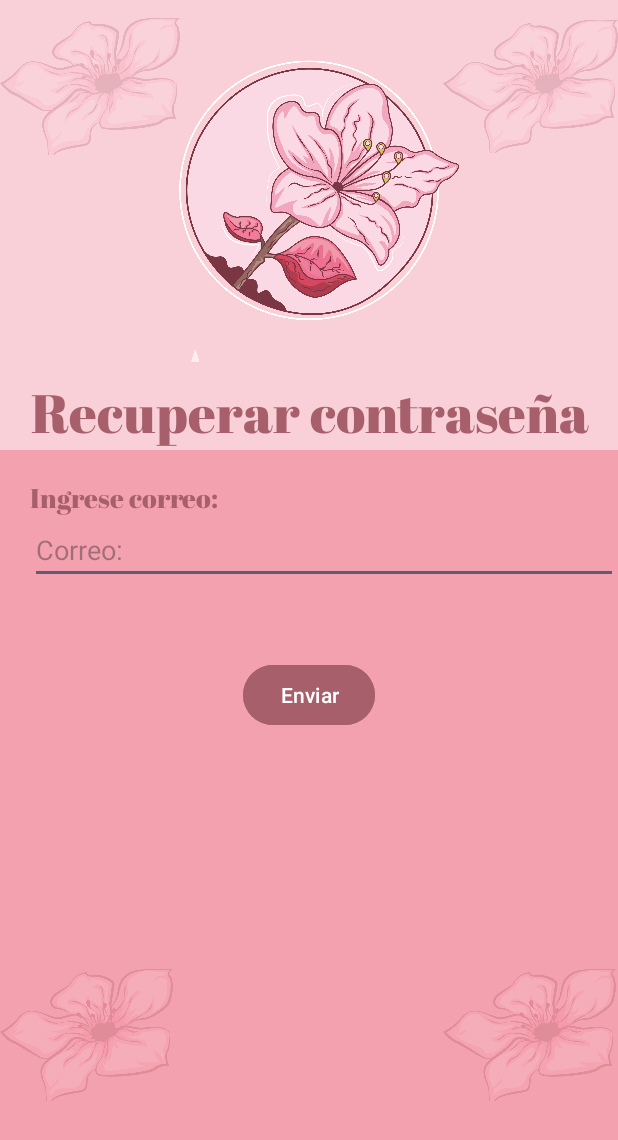
After one commit to Intro-CompuMovil/Azalea, an Android app: the ClaveOlvidadaActivity screen opened directly, with no data from a screen before it, on a phone screen of 412 x 824 dp. The commit adds this screen. Shown: the top 1140 px of the screen. Run offline under Robolectric (Android 15) with nearby library versions, the phone set to English and light mode, and no system bars.

Commit message:
Added forgot password activity

```diff
--- a/app/src/main/AndroidManifest.xml
+++ b/app/src/main/AndroidManifest.xml
@@ -2,7 +2,7 @@
 <manifest xmlns:android="http://schemas.android.com/apk/res/android"
     xmlns:tools="http://schemas.android.com/tools">
 
-    <uses-permission android:name="android.permission.INTERNET"/>
+    <uses-permission android:name="android.permission.INTERNET" />
     <uses-permission android:name="android.permission.READ_CONTACTS" />
     <uses-permission android:name="android.permission.ACCESS_FINE_LOCATION" />
     <uses-permission android:name="android.permission.CAMERA" />
@@ -18,6 +18,9 @@
         android:supportsRtl="true"
         android:theme="@style/Theme.Azalea"
         tools:targetApi="31">
+        <activity
+            android:name=".ClaveOlvidadaActivity"
+            android:exported="false" />
         <activity
             android:name=".AddBasicDataActivity"
             android:exported="false" />
--- /dev/null
+++ b/app/src/main/java/com/example/azalea/ClaveOlvidadaActivity.kt
@@ -0,0 +1,25 @@
+package com.example.azalea
+
+import android.content.Intent
+import androidx.appcompat.app.AppCompatActivity
+import android.os.Bundle
+import android.widget.Button
+import android.widget.Toast
+
+class ClaveOlvidadaActivity : AppCompatActivity() {
+    override fun onCreate(savedInstanceState: Bundle?) {
+        super.onCreate(savedInstanceState)
+        setContentView(R.layout.activity_clave_olvidada)
+
+        setUpButtons();
+    }
+
+    private fun setUpButtons() {
+        val enviarCorreoButton = findViewById<Button>(R.id.buttonSendMailPassForget);
+        enviarCorreoButton.setOnClickListener {
+            Toast.makeText(this, "Mail sent", Toast.LENGTH_SHORT).show()
+            val intent = Intent(this, MainActivity::class.java)
+            startActivity(intent)
+        }
+    }
+}
--- a/app/src/main/java/com/example/azalea/MainActivity.kt
+++ b/app/src/main/java/com/example/azalea/MainActivity.kt
@@ -26,5 +26,11 @@ class MainActivity : AppCompatActivity() {
             val intent = Intent(this, RegistrarseActivity::class.java)
             startActivity(intent)
         }
+
+        val forgotPassText = findViewById<TextView>(R.id.forgotPasswordTextView)
+        forgotPassText.setOnClickListener {
+            val intent = Intent(this, ClaveOlvidadaActivity::class.java)
+            startActivity(intent)
+        }
     }
 }
--- /dev/null
+++ b/app/src/main/res/layout/activity_clave_olvidada.xml
@@ -0,0 +1,104 @@
+<?xml version="1.0" encoding="utf-8"?>
+<RelativeLayout xmlns:android="http://schemas.android.com/apk/res/android"
+    xmlns:app="http://schemas.android.com/apk/res-auto"
+    xmlns:tools="http://schemas.android.com/tools"
+    android:layout_width="match_parent"
+    android:layout_height="match_parent"
+    tools:context=".ClaveOlvidadaActivity"
+    android:background="@color/azaleaOscuro">
+
+    <View
+        android:id="@+id/view2"
+        android:layout_width="wrap_content"
+        android:layout_height="300dp"
+        android:background="@color/azalea"/>
+
+    <ImageView
+        android:id="@+id/imageViewPerfilMenuAct"
+        android:layout_width="match_parent"
+        android:layout_height="300dp"
+        app:srcCompat="@drawable/logo_2_azalea"
+        />
+
+    <TextView
+        android:id="@+id/registerTextView"
+        android:layout_width="match_parent"
+        android:layout_height="wrap_content"
+        android:fontFamily="@font/abril_fatface"
+        android:text="@string/recuperar_contrase_a"
+        android:textColor="@color/cafeAzalea"
+        android:textSize="36sp"
+        android:layout_marginTop="250dp"
+        android:gravity="center"
+        />
+
+    <TextView
+        android:id="@+id/nombreR"
+        android:layout_width="wrap_content"
+        android:layout_height="wrap_content"
+        android:text="@string/ingrese_correo"
+        android:fontFamily="@font/abril_fatface"
+        android:layout_below="@id/registerTextView"
+        android:layout_marginTop="20dp"
+        android:layout_marginLeft="20dp"
+        android:textColor="@color/cafeAzalea"
+        android:textSize="18sp"
+        />
+
+
+
+    <EditText
+        android:id="@+id/editTextTextEmailPassForget"
+        android:layout_width="match_parent"
+        android:layout_height="wrap_content"
+        android:ems="10"
+        android:inputType="textEmailAddress"
+        android:layout_below="@id/nombreR"
+        android:layout_marginLeft="20dp"
+        android:hint="@string/correo"
+        />
+
+
+    <Button
+        android:id="@+id/buttonSendMailPassForget"
+        android:layout_width="wrap_content"
+        android:layout_height="wrap_content"
+        android:layout_below="@id/editTextTextEmailPassForget"
+        android:layout_centerInParent="true"
+        android:layout_marginTop="50dp"
+        android:backgroundTint="@color/cafeAzalea"
+        android:gravity="center"
+        android:text="@string/enviar" />
+
+    <ImageView
+        android:id="@+id/imageView6"
+        android:layout_width="115dp"
+        android:layout_height="100dp"
+        app:srcCompat="@drawable/azalea"
+        android:layout_marginTop="640dp"
+        android:alpha="0.2" />
+    <ImageView
+        android:id="@+id/imageView9"
+        android:layout_width="115dp"
+        android:layout_height="100dp"
+        app:srcCompat="@drawable/azalea"
+        android:layout_marginTop="640dp"
+        android:alpha="0.2"
+        android:layout_marginLeft="295dp"/>
+
+    <ImageView
+        android:id="@+id/imageView7"
+        android:layout_width="120dp"
+        android:layout_height="115dp"
+        app:srcCompat="@drawable/azalea"
+        android:alpha="0.2"
+        android:layout_marginLeft="295dp"/>
+
+    <ImageView
+        android:id="@+id/imageView4"
+        android:layout_width="120dp"
+        android:layout_height="115dp"
+        app:srcCompat="@drawable/azalea"
+        android:alpha="0.2" />
+
+</RelativeLayout>
--- a/app/src/main/res/layout/activity_main.xml
+++ b/app/src/main/res/layout/activity_main.xml
@@ -121,11 +121,11 @@
         android:id="@+id/forgotPasswordTextView"
         android:layout_width="wrap_content"
         android:layout_height="wrap_content"
+        android:layout_below="@id/buttonLogInMainAct"
+        android:layout_centerInParent="true"
+        android:layout_marginTop="10dp"
         android:text="@string/olvidaste_tu_contrase_a"
-        android:layout_below="@id/buttonLogInMainAct"
-        android:layout_marginTop="10dp"
-        android:textColor="@color/cafeAzalea"
-        android:layout_centerInParent="true"/>
+        android:textColor="@color/cafeAzalea" />
 
     <TextView
         android:id="@+id/registerTextView"
--- a/app/src/main/res/values/strings.xml
+++ b/app/src/main/res/values/strings.xml
@@ -61,4 +61,6 @@
     <string name="fecha_de_nacimiento">Fecha de nacimiento:</string>
     <string name="introduzca_su_nombre_completo">Introduzca su nombre completo</string>
     <string name="nombre_dp">Nombre:</string>
+    <string name="recuperar_contrase_a">Recuperar contraseña</string>
+    <string name="ingrese_correo">Ingrese correo:</string>
 </resources>
```
